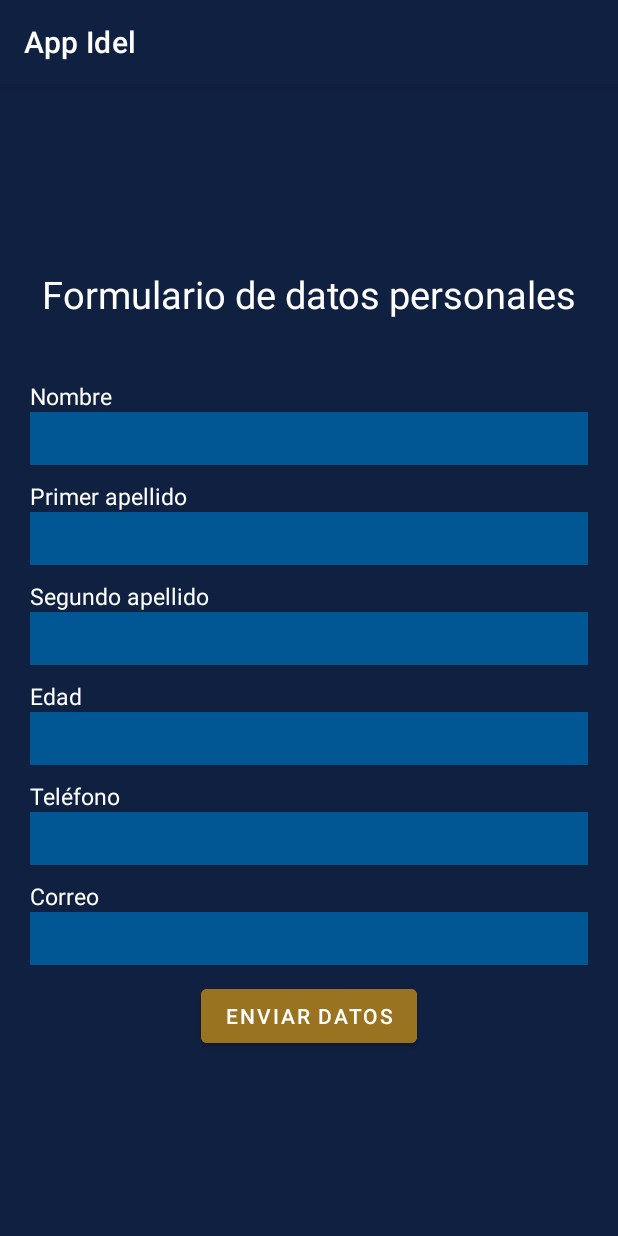
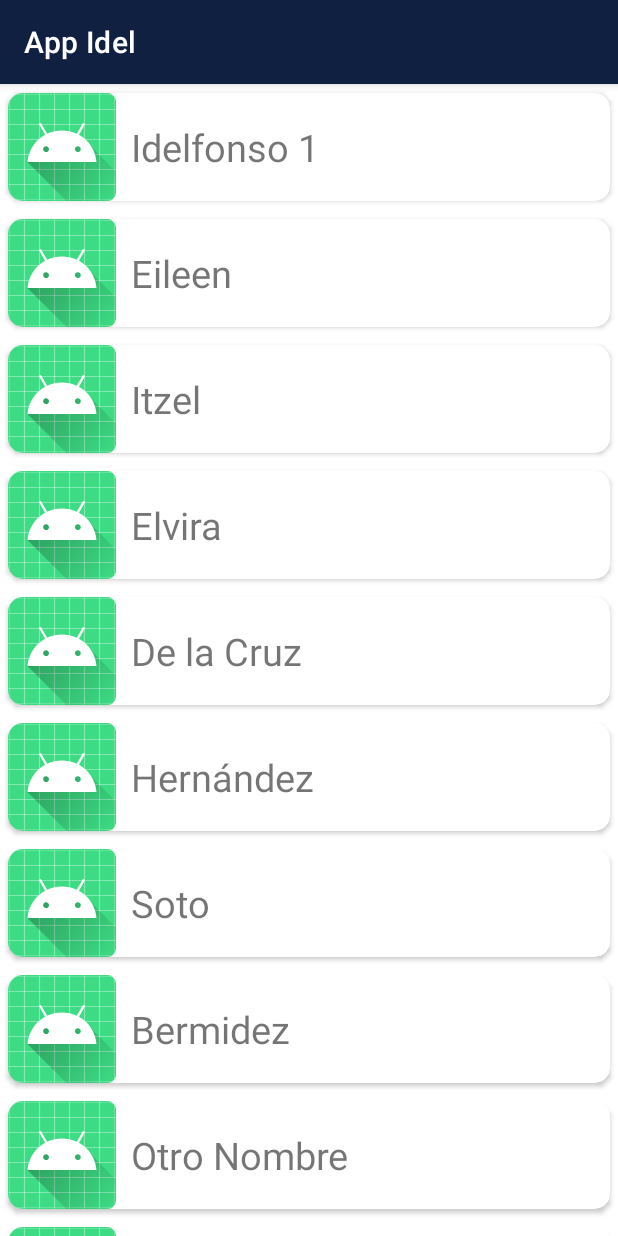
Before and after one commit to droni123/diplomadoDADM, an Android app: the screen it shows after launch (Entregable1IntentMain before the commit, RecyclerViewActivity after it), on a phone screen of 412 x 824 dp. Run offline under Robolectric (Android 15) with nearby library versions, the phone set to English and light mode, and no system bars.

Commit message:
Clase 3 - Componentes gráficos / RecyclerView / Adapter
Elementos gráficos y el uso de recyvlerView

```diff
--- a/app/build.gradle
+++ b/app/build.gradle
@@ -37,6 +37,8 @@ dependencies {
     implementation 'androidx.appcompat:appcompat:1.4.1'
     implementation 'com.google.android.material:material:1.5.0'
     implementation 'androidx.constraintlayout:constraintlayout:2.1.3'
+    implementation 'androidx.recyclerview:recyclerview:1.2.1'
+    implementation 'androidx.cardview:cardview:1.0.0'
     testImplementation 'junit:junit:4.13.2'
     androidTestImplementation 'androidx.test.ext:junit:1.1.3'
     androidTestImplementation 'androidx.test.espresso:espresso-core:3.4.0'
--- /dev/null
+++ b/app/src/main/java/mx/com/idel/my/diplomado/ejerciciosclase/layout/RecyclerViewActivity.kt
@@ -0,0 +1,41 @@
+package mx.com.idel.my.diplomado.ejerciciosclase.layout
+
+import androidx.appcompat.app.AppCompatActivity
+import android.os.Bundle
+import androidx.recyclerview.widget.LinearLayoutManager
+import androidx.recyclerview.widget.RecyclerView
+import mx.com.idel.my.diplomado.R
+
+class RecyclerViewActivity : AppCompatActivity() {
+    override fun onCreate(savedInstanceState: Bundle?) {
+        super.onCreate(savedInstanceState)
+        setContentView(R.layout.activity_recycler_view)
+
+        val list = findViewById<RecyclerView>(R.id.c3lista)
+        val userAdapter = UserAdaptador(getData())
+        list.layoutManager = LinearLayoutManager(this, RecyclerView.VERTICAL,false)
+        list.adapter = userAdapter
+    }
+    private fun getData() : ArrayList<UserItem>{
+        var data = arrayListOf<UserItem>()
+        data.add(UserItem("Idelfonso 1",""))
+        data.add(UserItem("Eileen",""))
+        data.add(UserItem("Itzel",""))
+        data.add(UserItem("Elvira",""))
+        data.add(UserItem("De la Cruz",""))
+        data.add(UserItem("Hernández",""))
+        data.add(UserItem("Soto",""))
+        data.add(UserItem("Bermidez",""))
+        data.add(UserItem("Otro Nombre",""))
+        data.add(UserItem("Yesenia",""))
+        data.add(UserItem("Narciso",""))
+        data.add(UserItem("Maria",""))
+        data.add(UserItem("Francisca",""))
+        data.add(UserItem("Valdéz",""))
+        data.add(UserItem("Márquez",""))
+        data.add(UserItem("Pancho",""))
+        data.add(UserItem("Juan",""))
+        data.add(UserItem("Antonio",""))
+        return data
+    }
+}
--- /dev/null
+++ b/app/src/main/java/mx/com/idel/my/diplomado/ejerciciosclase/layout/UserAdaptador.kt
@@ -0,0 +1,34 @@
+package mx.com.idel.my.diplomado.ejerciciosclase.layout
+
+import android.view.LayoutInflater
+import android.view.TextureView
+import android.view.View
+import android.view.ViewGroup
+import android.widget.ImageView
+import android.widget.TextView
+import androidx.recyclerview.widget.RecyclerView
+import mx.com.idel.my.diplomado.R
+
+class UserAdaptador(private val items : ArrayList<UserItem>) : RecyclerView.Adapter<UserAdaptador.UserViewHolder>(){
+    class UserViewHolder(view:View) : RecyclerView.ViewHolder(view) {
+        var nombre : TextView
+        var imagen : ImageView
+        init {
+            nombre = view.findViewById(R.id.c3textrecycle)
+            imagen = view.findViewById(R.id.c3imgrecycle)
+        }
+    }
+    //crear layout
+    override fun onCreateViewHolder(parent: ViewGroup, viewType: Int): UserViewHolder {
+        val view = LayoutInflater.from(parent.context).inflate(R.layout.recyclerview_item_user,parent,false)
+        return UserViewHolder(view)
+    }
+    //funcion que resicla
+    override fun onBindViewHolder(holder: UserViewHolder, position: Int) {
+        holder.nombre.text = items[position].nombre
+        //holder.imagen = items[position].image
+    }
+    //Retorna datos a mostrar
+    override fun getItemCount() = items.size
+
+}
--- /dev/null
+++ b/app/src/main/java/mx/com/idel/my/diplomado/ejerciciosclase/layout/UserItem.kt
@@ -0,0 +1,6 @@
+package mx.com.idel.my.diplomado.ejerciciosclase.layout
+
+data class UserItem (
+    var nombre : String,
+    var image : String
+    )
--- a/app/src/main/res/layout/activity_explisito_detalle.xml
+++ b/app/src/main/res/layout/activity_explisito_detalle.xml
@@ -14,7 +14,7 @@
         android:paddingEnd="10dp"
         android:paddingTop="10dp"
         android:textSize="25sp"
-        android:text="Nombre"
+        android:text="@string/e1lt_nombre"
         android:layout_centerInParent="true"/>
 
     <TextView
@@ -27,7 +27,7 @@
         android:paddingStart="10dp"
         android:paddingTop="10dp"
         android:paddingEnd="10dp"
-        android:text="Apellido"
+        android:text="@string/e1lt_apellido1"
         android:textSize="25sp" />
 
     <TextView
@@ -40,7 +40,7 @@
         android:paddingStart="10dp"
         android:paddingTop="10dp"
         android:paddingEnd="10dp"
-        android:text="Edad"
+        android:text="@string/e1lt_edad"
         android:textSize="25sp" />
 
 </RelativeLayout>
--- a/app/src/main/res/layout/activity_frame_layou_tactivity.xml
+++ b/app/src/main/res/layout/activity_frame_layou_tactivity.xml
@@ -5,14 +5,15 @@
     android:layout_width="match_parent"
     android:layout_height="match_parent"
     tools:context=".ejerciciosclase.FrameLayouTActivity">
+
     <TextView
         android:layout_width="wrap_content"
         android:layout_height="wrap_content"
-        android:text="Ejemplo Layout"
+        android:text="@string/c2frame_text"
         android:background="@color/azul_o"
         android:textColor="@color/blanco"
         android:padding="10sp"
         android:textAlignment="center"
         android:layout_gravity="center"
-        android:textSize="25sp"></TextView>
+        android:textSize="25sp" />
 </FrameLayout>
--- a/app/src/main/res/layout/activity_intento_explisito.xml
+++ b/app/src/main/res/layout/activity_intento_explisito.xml
@@ -18,7 +18,7 @@
         android:id="@+id/btnsend"
         android:layout_width="wrap_content"
         android:layout_height="wrap_content"
-        android:text="Mostrar datos personales"
+        android:text="@string/c2intento_exp_txt"
         android:layout_below="@+id/inputNombre"
         android:layout_centerHorizontal="true"
          />
--- a/app/src/main/res/layout/activity_lineal_latout.xml
+++ b/app/src/main/res/layout/activity_lineal_latout.xml
@@ -9,7 +9,7 @@
         android:layout_width="match_parent"
         android:layout_weight="2"
         android:layout_height="0dp"
-        android:text="Ejemplo de LinerLayout 1"
+        android:text="@string/c1lineal_t1"
         android:padding="25dp"
         android:textColor="@color/dorado_c"
         android:background="@color/azul_o"
@@ -21,7 +21,7 @@
         android:layout_width="match_parent"
         android:layout_weight="1.5"
         android:layout_height="0dp"
-        android:text="Ejemplo de LinerLayout 2"
+        android:text="@string/c1lineal_t2"
         android:padding="25dp"
         android:textColor="@color/blanco"
         android:background="@color/azul_c"
@@ -33,7 +33,7 @@
         android:layout_width="match_parent"
         android:layout_weight="1"
         android:layout_height="0dp"
-        android:text="Ejemplo de LinerLayout 3"
+        android:text="@string/c1lineal_t3"
         android:padding="25dp"
         android:textColor="@color/blanco"
         android:background="@color/negro"
--- /dev/null
+++ b/app/src/main/res/layout/activity_recycler_view.xml
@@ -0,0 +1,12 @@
+<?xml version="1.0" encoding="utf-8"?>
+<RelativeLayout xmlns:android="http://schemas.android.com/apk/res/android"
+    xmlns:app="http://schemas.android.com/apk/res-auto"
+    xmlns:tools="http://schemas.android.com/tools"
+    android:layout_width="match_parent"
+    android:layout_height="match_parent"
+    tools:context=".ejerciciosclase.layout.RecyclerViewActivity">
+    <androidx.recyclerview.widget.RecyclerView
+        android:layout_width="match_parent"
+        android:layout_height="match_parent"
+        android:id="@+id/c3lista" />
+</RelativeLayout>
--- /dev/null
+++ b/app/src/main/res/layout/recyclerview_item_user.xml
@@ -0,0 +1,39 @@
+<?xml version="1.0" encoding="utf-8"?>
+<RelativeLayout xmlns:android="http://schemas.android.com/apk/res/android"
+    xmlns:tools="http://schemas.android.com/tools"
+    android:layout_width="wrap_content"
+    android:layout_height="wrap_content"
+    xmlns:app="http://schemas.android.com/apk/res-auto"
+    android:background="@color/blanco"
+    >
+
+    <androidx.cardview.widget.CardView
+        android:layout_width="match_parent"
+        android:layout_height="wrap_content"
+        android:id="@+id/c3cardview"
+        app:cardUseCompatPadding="true"
+        app:cardCornerRadius="10dp"
+        android:elevation="15dp"
+        >
+        <RelativeLayout
+            android:layout_width="match_parent"
+            android:layout_height="match_parent">
+            <ImageView
+                android:layout_width="wrap_content"
+                android:layout_height="wrap_content"
+                android:id="@+id/c3imgrecycle"
+                android:src="@mipmap/ic_launcher"
+                />
+            <TextView
+                tools:text="@string/c3nombreusuario"
+                android:textSize="25sp"
+                android:layout_toEndOf="@+id/c3imgrecycle"
+                android:id="@+id/c3textrecycle"
+                android:layout_width="wrap_content"
+                android:layout_height="wrap_content"
+                android:layout_centerVertical="true"
+                android:layout_marginLeft="10dp"
+                />
+        </RelativeLayout>
+    </androidx.cardview.widget.CardView>
+</RelativeLayout>
```
Also changed, not shown: app/src/main/AndroidManifest.xml (+1 -64 lines), app/src/main/java/mx/com/idel/my/diplomado/ejerciciosclase/layout/RelativeLayout.kt (added, +79 -0 lines), app/src/main/res/layout/activity_relative_layout.xml (added, +89 -0 lines), app/src/main/res/values/strings.xml (+16 -2 lines).
